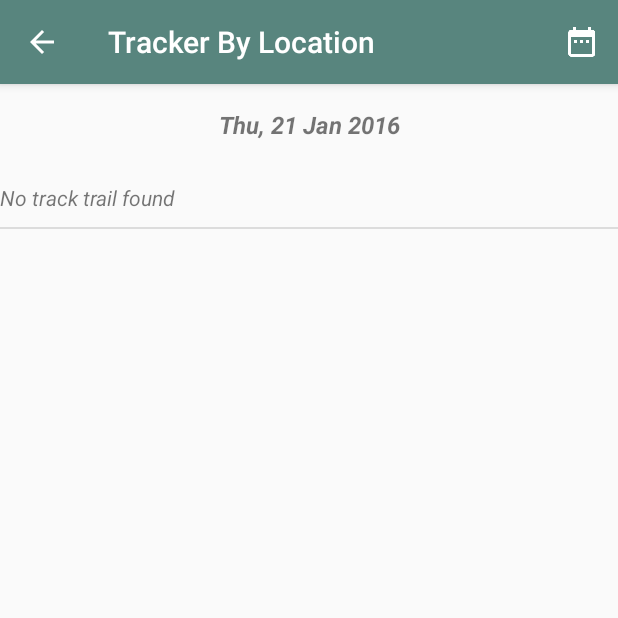
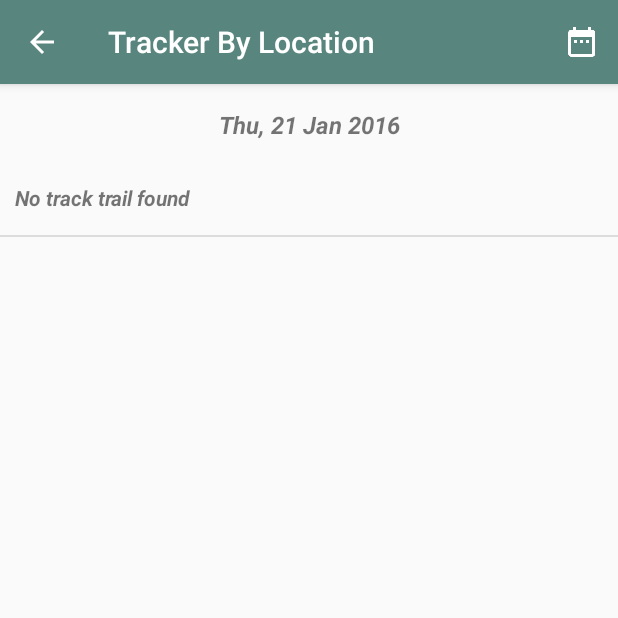
Before and after one commit to andela-bomotoso/MovementTracker, an Android app: the TrackerByLocationActivity screen opened directly, with no data from a screen before it, on a phone screen of 412 x 824 dp, the top half of it. Run offline under Robolectric (Android 15) with nearby library versions, the phone set to English and light mode, and no system bars.

Commit message:
Generate a release file and modify the trail layout

```diff
--- a/MovementTracker/app/src/main/res/layout/data_list_item.xml
+++ b/MovementTracker/app/src/main/res/layout/data_list_item.xml
@@ -9,7 +9,9 @@
         android:layout_width="match_parent"
         android:layout_height="0dp"
         android:layout_weight="1"
-        android:textStyle="italic"
-        android:layout_marginBottom="10dp" />
+        android:layout_marginLeft="10dp"
+        android:textStyle="italic|bold"
+        android:fontFamily="sans-serif"
+        android:layout_marginBottom="15dp" />
 
 </LinearLayout>
```
Also changed, not shown: 1 other file.
